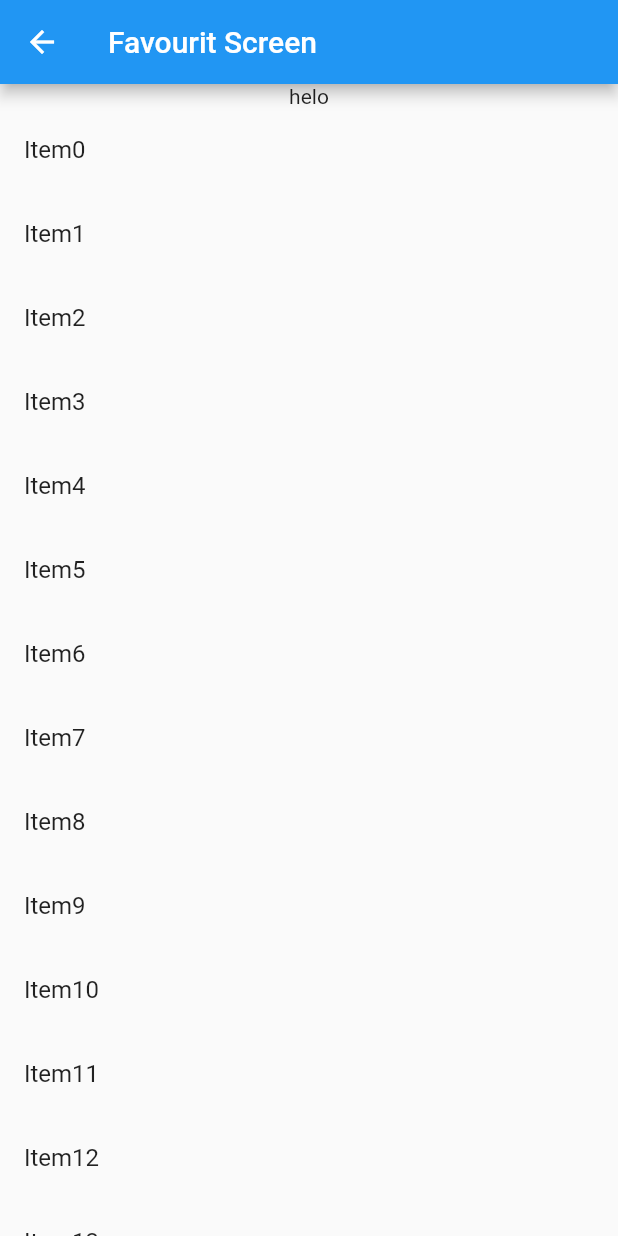
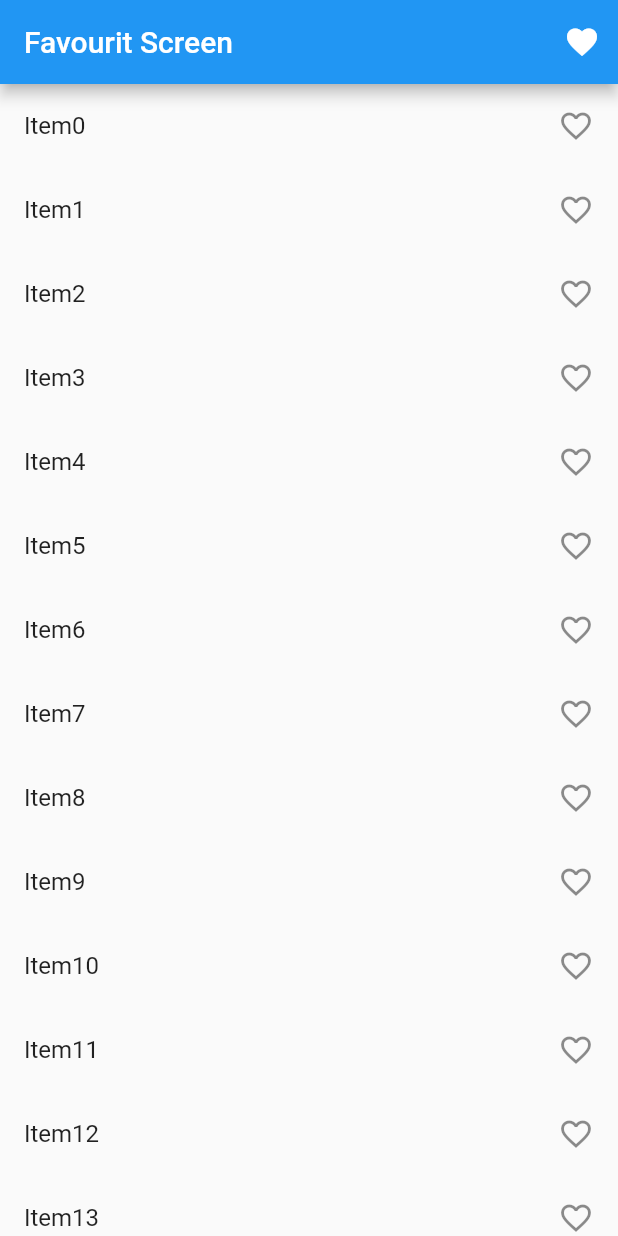
Before and after one commit to zulfibscs/provider_package_step01, a Flutter app: the FavouritScreen screen opened directly, on a phone screen of 412 x 824 dp. Run offline on Flutter 3.47's test engine with Material 2 defaults, Android fonts, the light colour scheme and no system bars.

Commit message:
Favourite Screen Provider

```diff
--- /dev/null
+++ b/lib/provider/favourit_provider.dart
@@ -0,0 +1,14 @@
+import 'package:flutter/foundation.dart';
+class FavouriteItemProvider with ChangeNotifier {
+  List<int> _selectedItem=[];
+  List<int> get selectedItem=> _selectedItem;
+  void addItem(int value){
+    _selectedItem.add(value);
+    notifyListeners();
+  }
+  void removeItem(int value){
+    _selectedItem.remove(value);
+    notifyListeners();
+
+  }
+}
--- a/lib/screen/favourit_screen.dart
+++ /dev/null
@@ -1,32 +0,0 @@
-import 'package:flutter/material.dart';
-class FavouritScreen extends StatefulWidget {
-  const FavouritScreen({Key? key}) : super(key: key);
-
-  @override
-  State<FavouritScreen> createState() => _FavouritScreenState();
-}
-
-class _FavouritScreenState extends State<FavouritScreen> {
-  @override
-  Widget build(BuildContext context) {
-    return Scaffold(
-      appBar: AppBar(
-        title: Text('Favourit Screen'),
-      ),
-      body: Column(
-        children: [
-          Text('helo'),
-          Expanded(
-            child: ListView.builder(
-              itemCount: 100,
-              itemBuilder: (context, index) {
-                return ListTile(
-                  title: Text("Item"+index.toString()) ,
-                );
-            },),
-          )
-        ],
-      ),
-    );
-  }
-}
--- /dev/null
+++ b/lib/screen/favourite/favourit_screen.dart
@@ -0,0 +1,59 @@
+import 'package:flutter/material.dart';
+import 'package:provider/provider.dart';
+import '../../provider/favourit_provider.dart';
+import 'myfavourite.dart';
+class FavouritScreen extends StatefulWidget {
+  const FavouritScreen({Key? key}) : super(key: key);
+  @override
+
+  State<FavouritScreen> createState() => _FavouritScreenState();
+
+}
+class _FavouritScreenState extends State<FavouritScreen> {
+  @override
+  Widget build(BuildContext context) {
+
+    return Scaffold(
+      appBar: AppBar(
+        title: const Text('Favourit Screen'),
+        actions: [
+          IconButton(
+              onPressed: (){
+                Navigator.push(context, MaterialPageRoute(builder: (context) => const MyFavouritItemScreen(),));
+              },
+              icon: const Icon(Icons.favorite,)),
+        ],
+      ),
+      body: Column(
+        children: [
+          Expanded(
+            child: ListView.builder(
+              itemCount: 100,
+              itemBuilder: (context, index) {
+                return Consumer<FavouriteItemProvider>(
+                  builder: (context, value, child) {
+                  return ListTile(
+                    onTap: (){
+                      if(value.selectedItem.contains(index))
+                      {
+                        value.removeItem(index);
+
+                    }
+                      else{
+                        value.addItem(index);
+                      }
+                    },
+                    title: Text("Item${index.toString()}") ,
+                    trailing: Icon(
+                      value.selectedItem.contains(index) ?Icons.favorite : Icons.favorite_border_outlined,
+                    ),
+                  );
+                },);
+
+            },),
+          )
+        ],
+      ),
+    );
+  }
+}
```
Also changed, not shown: lib/main.dart (+8 -2 lines), lib/screen/favourite/myfavourite.dart (added, +54 -0 lines).
